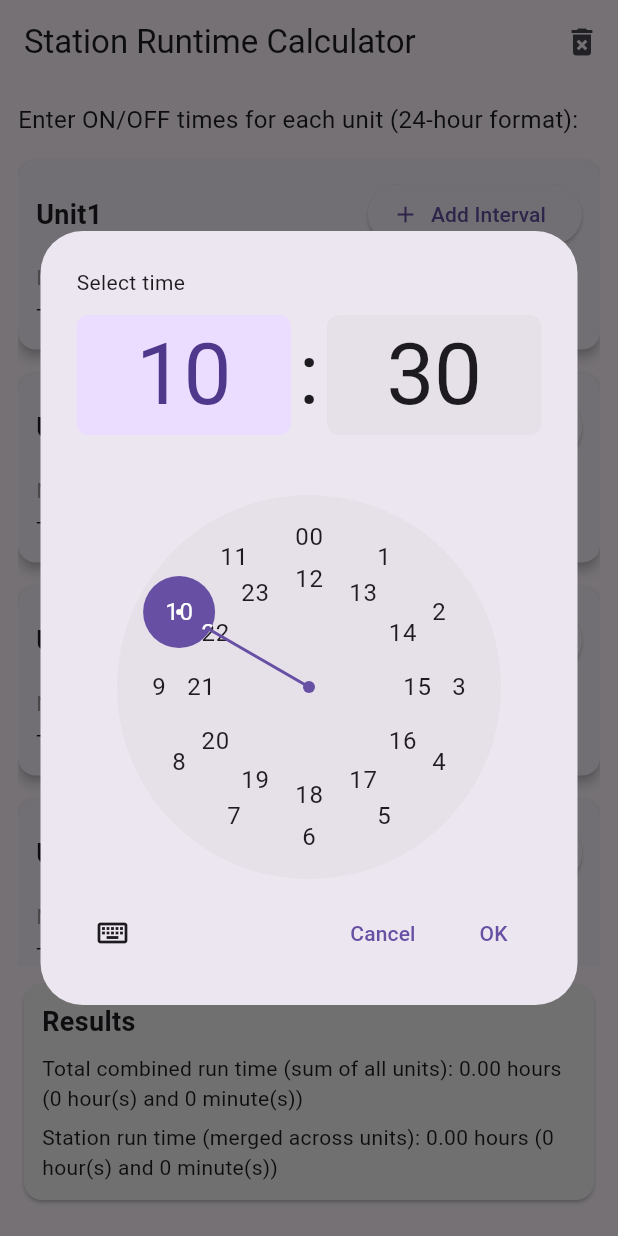
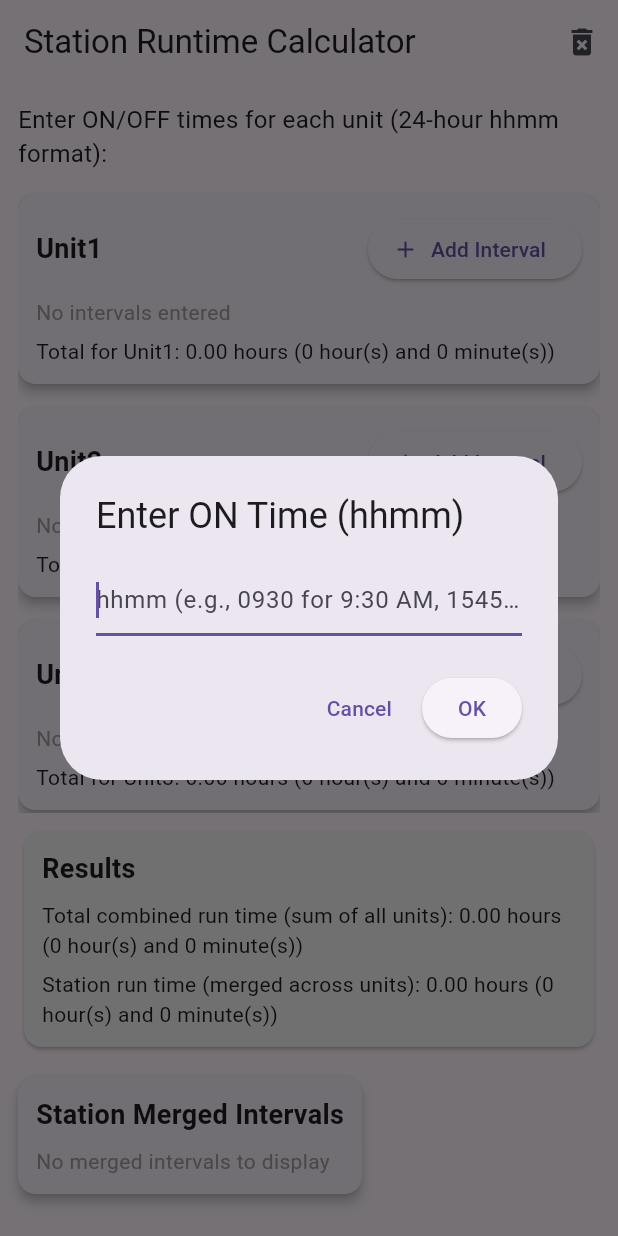
Before and after one commit to sivamshp/station-run-time, a Flutter app: the screen it shows after launch, after a tap on "Add Interval", on a phone screen of 412 x 824 dp. Run offline on Flutter 3.47's test engine with Material 3 defaults, Android fonts, the phone set to English and light mode, and no system bars.

Commit message:
new releasee#

```diff
--- a/lib/main.dart
+++ b/lib/main.dart
@@ -1,11 +1,5 @@
-// Flutter app: Station Runtime Calculator (24hr format)
-// Save as lib/main.dart in a new Flutter project (Flutter 3.0+ with sound null-safety)
-// This app implements the functionality of the provided Python script:
-// - Input multiple ON/OFF intervals per unit (Unit1..Unit4)
-// - Handles overnight intervals (OFF earlier than ON -> treat as next day)
-// - Shows per-unit total runtime, total combined (sum of units), and merged station runtime
-
 import 'package:flutter/material.dart';
+import 'package:flutter/services.dart'; // Required for TextInputFormatter
 import 'package:intl/intl.dart';
 
 void main() {
@@ -35,42 +29,37 @@ class StationHomePage extends StatefulWidget {
 }
 
 class _StationHomePageState extends State<StationHomePage> {
-  final List<String> fixedUnits = ['Unit1', 'Unit2', 'Unit3', 'Unit4'];
+  final List<String> fixedUnits = <String>['Unit1', 'Unit2', 'Unit3', 'Unit4'];
 
   // For each unit store a list of intervals (pair of TimeOfDay)
-  final Map<String, List<Interval>> unitsData = {};
+  final Map<String, List<Interval>> unitsData = <String, List<Interval>>{};
 
   @override
   void initState() {
     super.initState();
-    for (final u in fixedUnits) {
+    for (final String u in fixedUnits) {
       unitsData[u] = <Interval>[];
     }
   }
 
-  void addInterval(String unit) async {
-    final TimeOfDay? on = await showTimePicker(
+  /// Shows a custom dialog for simple time input (hhmm format).
+  Future<TimeOfDay?> _showSimpleTimeInputDialog(
+      BuildContext context, String title) async {
+    return showDialog<TimeOfDay>(
       context: context,
-      initialTime: TimeOfDay.now(),
-      builder: (context, child) {
-        return MediaQuery(
-          data: MediaQuery.of(context).copyWith(alwaysUse24HourFormat: true),
-          child: child!,
-        );
+      builder: (BuildContext context) {
+        return SimpleTimeInputDialog(title: title);
       },
     );
+  }
+
+  void addInterval(String unit) async {
+    final TimeOfDay? on =
+        await _showSimpleTimeInputDialog(context, 'Enter ON Time (hhmm)');
     if (on == null) return; // canceled
 
-    final TimeOfDay? off = await showTimePicker(
-      context: context,
-      initialTime: on,
-      builder: (context, child) {
-        return MediaQuery(
-          data: MediaQuery.of(context).copyWith(alwaysUse24HourFormat: true),
-          child: child!,
-        );
-      },
-    );
+    final TimeOfDay? off =
+        await _showSimpleTimeInputDialog(context, 'Enter OFF Time (hhmm)');
     if (off == null) return; // canceled
 
     setState(() {
@@ -85,17 +74,17 @@ class _StationHomePageState extends State<StationHomePage> {
   }
 
   Duration _durationForInterval(Interval iv) {
-    final now = DateTime.now();
-    DateTime onDT = DateTime(now.year, now.month, now.day, iv.on.hour, iv.on.minute);
-    DateTime offDT = DateTime(now.year, now.month, now.day, iv.off.hour, iv.off.minute);
+    final DateTime now = DateTime.now();
+    DateTime onDT =
+        DateTime(now.year, now.month, now.day, iv.on.hour, iv.on.minute);
+    DateTime offDT =
+        DateTime(now.year, now.month, now.day, iv.off.hour, iv.off.minute);
     if (offDT.isBefore(onDT) || offDT.isAtSameMomentAs(onDT)) {
       // treat as next day
       offDT = offDT.add(const Duration(days: 1));
     }
     return offDT.difference(onDT);
   }
-
-  double minutesToDecimalHours(double minutes) => minutes / 60.0;
 
   String formatDurationMinutes(double minutes) {
     final int hours = minutes ~/ 60;
@@ -105,11 +94,11 @@ class _StationHomePageState extends State<StationHomePage> {
   }
 
   Map<String, double> calculatePerUnitMinutes() {
-    final Map<String, double> results = {};
-    for (final unit in fixedUnits) {
-      final list = unitsData[unit]!;
+    final Map<String, double> results = <String, double>{};
+    for (final String unit in fixedUnits) {
+      final List<Interval> list = unitsData[unit]!;
       double total = 0;
-      for (final iv in list) {
+      for (final Interval iv in list) {
         total += _durationForInterval(iv).inMinutes.toDouble();
       }
       results[unit] = total;
@@ -119,18 +108,22 @@ class _StationHomePageState extends State<StationHomePage> {
 
   double calculateTotalCombinedMinutes(Map<String, double> perUnit) {
     double sum = 0;
-    perUnit.values.forEach((v) => sum += v);
+    for (final double v in perUnit.values) {
+      sum += v;
+    }
     return sum;
   }
 
-  // Merge intervals from all units and compute merged runtime minutes
-  double calculateStationRuntimeMinutes() {
-    final now = DateTime.now();
-    final List<_DateInterval> all = [];
-    for (final list in unitsData.values) {
-      for (final iv in list) {
-        DateTime onDT = DateTime(now.year, now.month, now.day, iv.on.hour, iv.on.minute);
-        DateTime offDT = DateTime(now.year, now.month, now.day, iv.off.hour, iv.off.minute);
+  // Merge intervals from all units and return the list of merged intervals.
+  List<_DateInterval> _getStationMergedIntervals() {
+    final DateTime now = DateTime.now();
+    final List<_DateInterval> all = <_DateInterval>[];
+    for (final List<Interval> list in unitsData.values) {
+      for (final Interval iv in list) {
+        DateTime onDT =
+            DateTime(now.year, now.month, now.day, iv.on.hour, iv.on.minute);
+        DateTime offDT =
+            DateTime(now.year, now.month, now.day, iv.off.hour, iv.off.minute);
         if (offDT.isBefore(onDT) || offDT.isAtSameMomentAs(onDT)) {
           offDT = offDT.add(const Duration(days: 1));
         }
@@ -138,64 +131,78 @@ class _StationHomePageState extends State<StationHomePage> {
       }
     }
 
-    if (all.isEmpty) return 0;
+    if (all.isEmpty) return <_DateInterval>[];
 
-    all.sort((a, b) => a.start.compareTo(b.start));
+    all.sort((_DateInterval a, _DateInterval b) => a.start.compareTo(b.start));
 
-    final List<_DateInterval> merged = [];
+    final List<_DateInterval> merged = <_DateInterval>[];
     merged.add(all.first);
 
-    for (var i = 1; i < all.length; i++) {
-      final current = all[i];
-      final last = merged.last;
+    for (int i = 1; i < all.length; i++) {
+      final _DateInterval current = all[i];
+      final _DateInterval last = merged.last;
       if (!current.start.isAfter(last.end)) {
         // overlap
-        final newEnd = current.end.isAfter(last.end) ? current.end : last.end;
+        final DateTime newEnd =
+            current.end.isAfter(last.end) ? current.end : last.end;
         merged[merged.length - 1] = _DateInterval(last.start, newEnd);
       } else {
         merged.add(current);
       }
     }
+    return merged;
+  }
 
+  // Helper to calculate total minutes from a list of _DateIntervals
+  double _calculateTotalMinutesFromDateIntervals(
+      List<_DateInterval> intervals) {
     double totalMinutes = 0;
-    for (final m in merged) {
+    for (final _DateInterval m in intervals) {
       totalMinutes += m.end.difference(m.start).inMinutes.toDouble();
     }
     return totalMinutes;
   }
 
   String timeOfDayToString(TimeOfDay t) {
-    final dt = DateTime(0, 1, 1, t.hour, t.minute);
+    final DateTime dt = DateTime(0, 1, 1, t.hour, t.minute);
     return DateFormat.Hm().format(dt); // 24-hour format
   }
 
   void clearAll() {
     setState(() {
-      for (final k in fixedUnits) unitsData[k] = <Interval>[];
+      for (final String k in fixedUnits) {
+        unitsData[k] = <Interval>[];
+      }
     });
   }
 
   @override
   Widget build(BuildContext context) {
-    final perUnitMins = calculatePerUnitMinutes();
-    final totalCombined = calculateTotalCombinedMinutes(perUnitMins);
-    final stationMinutes = calculateStationRuntimeMinutes();
+    final Map<String, double> perUnitMins = calculatePerUnitMinutes();
+    final double totalCombined = calculateTotalCombinedMinutes(perUnitMins);
+    final List<_DateInterval> stationMergedIntervals =
+        _getStationMergedIntervals();
+    final double stationMinutes =
+        _calculateTotalMinutesFromDateIntervals(stationMergedIntervals);
 
     return Scaffold(
       appBar: AppBar(
         title: const Text('Station Runtime Calculator'),
-        actions: [
+        actions: <Widget>[
           IconButton(
             icon: const Icon(Icons.delete_forever),
             tooltip: 'Clear all intervals',
             onPressed: () {
-              showDialog(
+              showDialog<void>(
                 context: context,
-                builder: (_) => AlertDialog(
+                builder: (BuildContext _) => AlertDialog(
                   title: const Text('Clear all intervals?'),
-                  content: const Text('This will remove all entered ON/OFF intervals.'),
-                  actions: [
-                    TextButton(onPressed: () => Navigator.pop(context), child: const Text('Cancel')),
+                  content: const Text(
+                      'This will remove all entered ON/OFF intervals.'),
+                  actions: <Widget>[
+                    TextButton(
+                        onPressed: () => Navigator.pop(context),
+                        child: const Text('Cancel')),
                     TextButton(
                         onPressed: () {
                           clearAll();
@@ -213,15 +220,17 @@ class _StationHomePageState extends State<StationHomePage> {
         padding: const EdgeInsets.all(12.0),
         child: Column(
           crossAxisAlignment: CrossAxisAlignment.start,
-          children: [
-            const Text('Enter ON/OFF times for each unit (24-hour format):', style: TextStyle(fontSize: 16)),
+          children: <Widget>[
+            const Text(
+                'Enter ON/OFF times for each unit (24-hour hhmm format):',
+                style: TextStyle(fontSize: 16)),
             const SizedBox(height: 8),
             Expanded(
               child: ListView.builder(
                 itemCount: fixedUnits.length,
-                itemBuilder: (context, idx) {
-                  final unit = fixedUnits[idx];
-                  final intervals = unitsData[unit]!;
+                itemBuilder: (BuildContext context, int idx) {
+                  final String unit = fixedUnits[idx];
+                  final List<Interval> intervals = unitsData[unit]!;
                   return Card(
                     elevation: 3,
                     margin: const EdgeInsets.symmetric(vertical: 8),
@@ -229,11 +238,14 @@ class _StationHomePageState extends State<StationHomePage> {
                       padding: const EdgeInsets.all(12.0),
                       child: Column(
                         crossAxisAlignment: CrossAxisAlignment.start,
-                        children: [
+                        children: <Widget>[
                           Row(
                             mainAxisAlignment: MainAxisAlignment.spaceBetween,
-                            children: [
-                              Text(unit, style: const TextStyle(fontSize: 18, fontWeight: FontWeight.bold)),
+                            children: <Widget>[
+                              Text(unit,
+                                  style: const TextStyle(
+                                      fontSize: 18,
+                                      fontWeight: FontWeight.bold)),
                               ElevatedButton.icon(
                                 icon: const Icon(Icons.add),
                                 label: const Text('Add Interval'),
@@ -243,23 +255,30 @@ class _StationHomePageState extends State<StationHomePage> {
                           ),
                           const SizedBox(height: 8),
                           intervals.isEmpty
-                              ? const Text('No intervals entered', style: TextStyle(color: Colors.grey))
+                              ? const Text('No intervals entered',
+                                  style: TextStyle(color: Colors.grey))
                               : Column(
-                                  children: [
+                                  children: <Widget>[
                                     ListView.builder(
                                       shrinkWrap: true,
-                                      physics: const NeverScrollableScrollPhysics(),
+                                      physics:
+                                          const NeverScrollableScrollPhysics(),
                                       itemCount: intervals.length,
-                                      itemBuilder: (c, i) {
-                                        final iv = intervals[i];
-                                        final dur = _durationForInterval(iv);
+                                      itemBuilder: (BuildContext c, int i) {
+                                        final Interval iv = intervals[i];
+                                        final Duration dur =
+                                            _durationForInterval(iv);
                                         return ListTile(
                                           contentPadding: EdgeInsets.zero,
-                                          title: Text('${timeOfDayToString(iv.on)}  →  ${timeOfDayToString(iv.off)}'),
-                                          subtitle: Text('${dur.inHours}h ${dur.inMinutes % 60}m'),
+                                          title: Text(
+                                              '${timeOfDayToString(iv.on)}  →  ${timeOfDayToString(iv.off)}'),
+                                          subtitle: Text(
+                                              '${dur.inHours}h ${dur.inMinutes % 60}m'),
                                           trailing: IconButton(
-                                            icon: const Icon(Icons.delete_outline),
-                                            onPressed: () => removeInterval(unit, i),
+                                            icon: const Icon(
+                                                Icons.delete_outline),
+                                            onPressed: () =>
+                                                removeInterval(unit, i),
                                           ),
                                         );
                                       },
@@ -267,7 +286,8 @@ class _StationHomePageState extends State<StationHomePage> {
                                   ],
                                 ),
                           const SizedBox(height: 6),
-                          Text('Total for $unit: ${formatDurationMinutes(perUnitMins[unit] ?? 0)}'),
+                          Text(
+                              'Total for $unit: ${formatDurationMinutes(perUnitMins[unit] ?? 0)}'),
                         ],
                       ),
                     ),
@@ -282,12 +302,53 @@ class _StationHomePageState extends State<StationHomePage> {
                 padding: const EdgeInsets.all(12.0),
                 child: Column(
                   crossAxisAlignment: CrossAxisAlignment.start,
-                  children: [
-                    const Text('Results', style: TextStyle(fontSize: 18, fontWeight: FontWeight.bold)),
+                  children: <Widget>[
+                    const Text('Results',
+                        style: TextStyle(
+                            fontSize: 18, fontWeight: FontWeight.bold)),
                     const SizedBox(height: 8),
-                    Text('Total combined run time (sum of all units): ${formatDurationMinutes(totalCombined)}'),
+                    Text(
+                        'Total combined run time (sum of all units): ${formatDurationMinutes(totalCombined)}'),
                     const SizedBox(height: 6),
-                    Text('Station run time (merged across units): ${formatDurationMinutes(stationMinutes)}'),
+                    Text(
+                        'Station run time (merged across units): ${formatDurationMinutes(stationMinutes)}'),
+                  ],
+                ),
+              ),
+            ),
+            const SizedBox(height: 8),
+            Card(
+              elevation: 3,
+              margin: const EdgeInsets.symmetric(vertical: 8),
+              child: Padding(
+                padding: const EdgeInsets.all(12.0),
+                child: Column(
+                  crossAxisAlignment: CrossAxisAlignment.start,
+                  children: <Widget>[
+                    const Text('Station Merged Intervals',
+                        style: TextStyle(
+                            fontSize: 18, fontWeight: FontWeight.bold)),
+                    const SizedBox(height: 8),
+                    if (stationMergedIntervals.isEmpty)
+                      const Text('No merged intervals to display',
+                          style: TextStyle(color: Colors.grey))
+                    else
+                      ListView.builder(
+                        shrinkWrap: true,
+                        physics: const NeverScrollableScrollPhysics(),
+                        itemCount: stationMergedIntervals.length,
+                        itemBuilder: (BuildContext c, int i) {
+                          final _DateInterval iv = stationMergedIntervals[i];
+                          final Duration dur = iv.end.difference(iv.start);
+                          return ListTile(
+                            contentPadding: EdgeInsets.zero,
+                            title: Text(
+                                '${DateFormat.Hm().format(iv.start)}  →  ${DateFormat.Hm().format(iv.end)}'),
+                            subtitle:
+                                Text('${dur.inHours}h ${dur.inMinutes % 60}m'),
+                          );
+                        },
+                      ),
                   ],
                 ),
               ),
@@ -313,3 +374,89 @@ class _DateInterval {
 
   _DateInterval(this.start, this.end);
 }
+
+/// A custom dialog for entering time in a simple 'hhmm' 24-hour format.
+class SimpleTimeInputDialog extends StatefulWidget {
+  final String title;
+
+  const SimpleTimeInputDialog({Key? key, required this.title})
+      : super(key: key);
+
+  @override
+  State<SimpleTimeInputDialog> createState() => _SimpleTimeInputDialogState();
+}
+
+class _SimpleTimeInputDialogState extends State<SimpleTimeInputDialog> {
+  final TextEditingController _controller = TextEditingController();
+  String? _errorText;
+
+  @override
+  void dispose() {
+    _controller.dispose();
+    super.dispose();
+  }
+
+  void _validateAndSubmit() {
+    final String input = _controller.text;
+    if (input.length != 4) {
+      setState(() {
+        _errorText = 'Enter exactly 4 digits (hhmm)';
+      });
+      return;
+    }
+
+    final String hourStr = input.substring(0, 2);
+    final String minuteStr = input.substring(2, 4);
+
+    final int? hour = int.tryParse(hourStr);
+    final int? minute = int.tryParse(minuteStr);
+
+    if (hour == null ||
+        minute == null ||
+        hour < 0 ||
+        hour > 23 ||
+        minute < 0 ||
+        minute > 59) {
+      setState(() {
+        _errorText =
+            'Invalid time. Use hhmm format (00-23 for hours, 00-59 for minutes).';
+      });
+      return;
+    }
+
+    Navigator.pop(context, TimeOfDay(hour: hour, minute: minute));
+  }
+
+  @override
+  Widget build(BuildContext context) {
+    return AlertDialog(
+      title: Text(widget.title),
+      content: TextField(
+        controller: _controller,
+        keyboardType: TextInputType.phone,
+        inputFormatters: <TextInputFormatter>[
+          FilteringTextInputFormatter.digitsOnly,
+          LengthLimitingTextInputFormatter(4),
+        ],
+        decoration: InputDecoration(
+          hintText: 'hhmm (e.g., 0930 for 9:30 AM, 1545 for 3:45 PM)',
+          errorText: _errorText,
+          counterText: "", // Hide the default character counter
+        ),
+        autofocus: true,
+        onSubmitted: (String _) =>
+            _validateAndSubmit(), // Allows submitting with enter key
+      ),
+      actions: <Widget>[
+        TextButton(
+          onPressed: () => Navigator.pop(context),
+          child: const Text('Cancel'),
+        ),
+        ElevatedButton(
+          onPressed: _validateAndSubmit,
+          child: const Text('OK'),
+        ),
+      ],
+    );
+  }
+}
```
Also changed, not shown: 1 other file.
